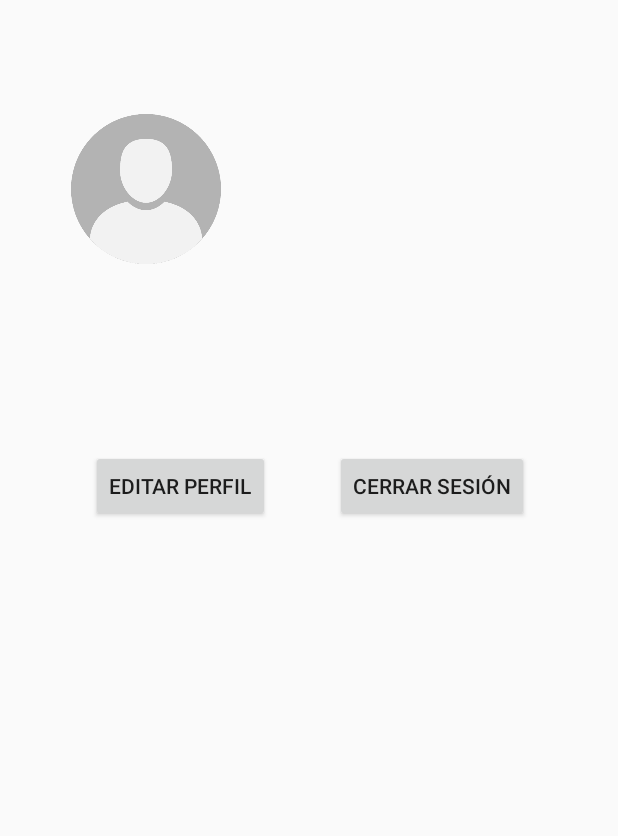
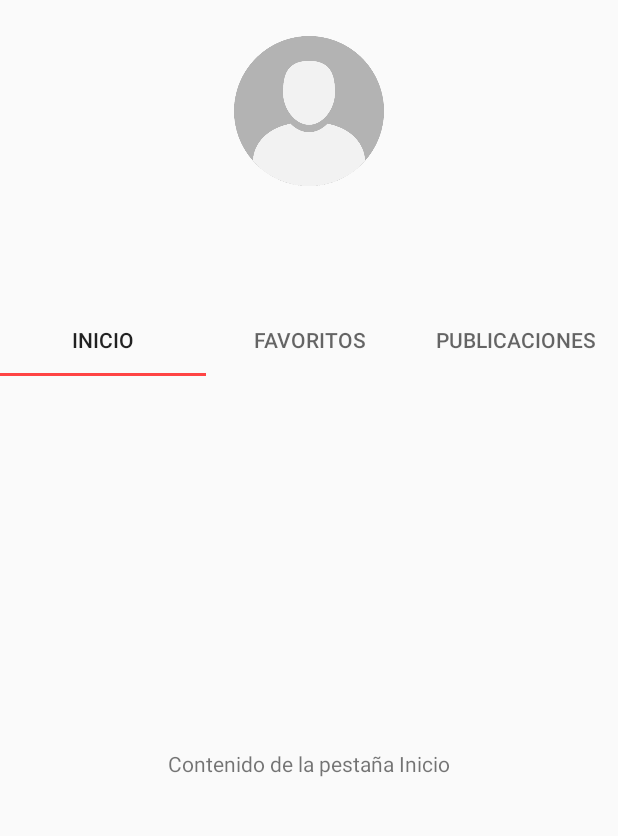
Before and after one commit to Luis-Daniel-Espinoza-Gonzales/Palabras_sabias, an Android app built with Jetpack Compose: the ProfileActivity screen opened directly, with no data from a screen before it, on a phone screen of 412 x 824 dp, the part 84-920 px from its top. Run offline under Robolectric (Android 15) with nearby library versions, the phone set to English and light mode, and no system bars.

Commit message:
subo fase de favoritos incompleta

```diff
--- a/Proyecto_android/app/src/main/java/com/example/palabras_sabias/prototipo/data/repository/UsuariosRepository.kt
+++ b/Proyecto_android/app/src/main/java/com/example/palabras_sabias/prototipo/data/repository/UsuariosRepository.kt
@@ -46,7 +46,7 @@ class UsuariosRepository (private val context: Context)  {
         onError: (String) -> Unit
     ) {
         val queue = Volley.newRequestQueue(context)
-        val url = "http://192.168.1.46/palabras_sabias/Servidor_web/verificar_usuario.php"
+        val url = "http://192.168.0.10/palabras_sabias/Servidor_web/verificar_usuario.php"
 
         val stringRequest = object : StringRequest(
             Method.POST, url,
--- a/Proyecto_android/app/src/main/java/com/example/palabras_sabias/prototipo/ui/screens/ProfileActivity.kt
+++ b/Proyecto_android/app/src/main/java/com/example/palabras_sabias/prototipo/ui/screens/ProfileActivity.kt
@@ -1,34 +1,67 @@
 package com.example.palabras_sabias.prototipo.ui.screens
 
-import android.os.Build
 import android.os.Bundle
-import android.widget.*
-import androidx.activity.ComponentActivity
+import android.widget.TextView
+import androidx.appcompat.app.AppCompatActivity
+import androidx.fragment.app.Fragment
+import androidx.viewpager2.adapter.FragmentStateAdapter
+import androidx.viewpager2.widget.ViewPager2
 import com.example.palabras_sabias.R
-import com.example.palabras_sabias.prototipo.data.model.Usuario
+import com.example.palabras_sabias.prototipo.ui.screens.fragments.FavoritosFragment
+import com.example.palabras_sabias.prototipo.ui.screens.fragments.InicioFragment
+import com.example.palabras_sabias.prototipo.ui.screens.fragments.PublicacionesFragment
+import com.google.android.material.tabs.TabLayout
+import com.google.android.material.tabs.TabLayoutMediator
 
 class ProfileActivity : BaseActivity() {
+
+    private lateinit var tabLayout: TabLayout
+    private lateinit var viewPager: ViewPager2
+
     override fun onCreate(savedInstanceState: Bundle?) {
         super.onCreate(savedInstanceState)
 
         // Infla el layout del perfil y lo añade al FrameLayout de la BaseActivity
         layoutInflater.inflate(R.layout.activity_profile, findViewById(R.id.content_frame), true)
 
+        // --- Encontrar las vistas del layout del perfil ---
         val usernameTextView = findViewById<TextView>(R.id.username_textview)
         val biographyTextView = findViewById<TextView>(R.id.biography_textview)
+        tabLayout = findViewById(R.id.tab_layout)
+        viewPager = findViewById(R.id.view_pager)
 
-        //Recupera el objeto Usuario del Intent
-        val usuario = if (Build.VERSION.SDK_INT >= Build.VERSION_CODES.TIRAMISU) {
-            intent.getParcelableExtra("USER_DATA", Usuario::class.java)
-        } else {
-            @Suppress("DEPRECATION")
-            intent.getParcelableExtra<Usuario>("USER_DATA")
-        }
+        // --- Configuración del ViewPager y TabLayout ---
+        val adapter = ViewPagerAdapter(this)
+        viewPager.adapter = adapter
 
-        //Si el usuario no es nulo, actualizar la UI
-        usuario?.let {
+        // --- Generación de pestañas en el TabLayout ---
+        TabLayoutMediator(tabLayout, viewPager) { tab, position ->
+            tab.text = when (position) {
+                0 -> "Inicio"
+                1 -> "Favoritos"
+                2 -> "Publicaciones"
+                else -> null
+            }
+        }.attach()
+
+        // --- Usar los datos del usuario recuperados por BaseActivity ---
+        currentUser?.let {
             usernameTextView.text = it.username
             biographyTextView.text = it.biography
         }
     }
+
+    // --- Adaptador para el ViewPager ---
+    private class ViewPagerAdapter(activity: AppCompatActivity) : FragmentStateAdapter(activity) {
+        override fun getItemCount(): Int = 3
+
+        override fun createFragment(position: Int): Fragment {
+            return when (position) {
+                0 -> InicioFragment()
+                1 -> FavoritosFragment()
+                2 -> PublicacionesFragment()
+                else -> throw IllegalArgumentException("Invalid position: $position")
+            }
+        }
+    }
 }
--- /dev/null
+++ b/Proyecto_android/app/src/main/java/com/example/palabras_sabias/prototipo/ui/screens/fragments/InicioFragment.kt
@@ -0,0 +1,20 @@
+package com.example.palabras_sabias.prototipo.ui.screens.fragments
+
+import android.os.Bundle
+import android.view.LayoutInflater
+import android.view.View
+import android.view.ViewGroup
+import androidx.fragment.app.Fragment
+import com.example.palabras_sabias.R
+
+class InicioFragment : Fragment() {
+
+    override fun onCreateView(
+        inflater: LayoutInflater,
+        container: ViewGroup?,
+        savedInstanceState: Bundle?
+    ): View? {
+        // Infla el layout para este fragmento
+        return inflater.inflate(R.layout.fragment_inicio, container, false)
+    }
+}
--- a/Proyecto_android/app/src/main/res/layout/activity_profile.xml
+++ b/Proyecto_android/app/src/main/res/layout/activity_profile.xml
@@ -6,32 +6,28 @@
     android:layout_height="match_parent"
     tools:context=".prototipo.ui.screens.ProfileActivity">
 
+    <!-- CABECERA DEL PERFIL -->
     <ImageView
         android:id="@+id/profile_imageview"
         android:layout_width="100dp"
         android:layout_height="100dp"
-        android:layout_marginTop="76dp"
+        android:layout_marginTop="24dp"
         android:importantForAccessibility="no"
         app:layout_constraintEnd_toEndOf="parent"
-        app:layout_constraintHorizontal_bias="0.151"
         app:layout_constraintStart_toStartOf="parent"
         app:layout_constraintTop_toTopOf="parent"
-        app:srcCompat="@drawable/tl"
-        tools:ignore="MissingConstraints" />
+        app:srcCompat="@drawable/tl" />
 
     <TextView
         android:id="@+id/username_textview"
         android:layout_width="wrap_content"
         android:layout_height="wrap_content"
-        android:layout_marginTop="76dp"
-        android:layout_marginEnd="124dp"
-        android:textSize="24sp"
+        android:layout_marginTop="8dp"
+        android:textSize="20sp"
         android:textStyle="bold"
-        app:layout_constraintEnd_toEndOf="parent"
-        app:layout_constraintHorizontal_bias="0.757"
-        app:layout_constraintStart_toEndOf="@+id/profile_imageview"
-        app:layout_constraintTop_toTopOf="parent"
-        tools:ignore="MissingConstraints"
+        app:layout_constraintEnd_toEndOf="@+id/profile_imageview"
+        app:layout_constraintStart_toStartOf="@+id/profile_imageview"
+        app:layout_constraintTop_toBottomOf="@+id/profile_imageview"
         tools:text="username" />
 
     <TextView
@@ -39,37 +35,32 @@
         android:layout_width="0dp"
         android:layout_height="wrap_content"
         android:layout_marginStart="32dp"
+        android:layout_marginTop="8dp"
         android:layout_marginEnd="32dp"
-        android:layout_marginBottom="500dp"
         android:textAlignment="center"
+        app:layout_constraintEnd_toEndOf="parent"
+        app:layout_constraintStart_toStartOf="parent"
+        app:layout_constraintTop_toBottomOf="@+id/username_textview"
+        tools:text="Esta es la biografía del usuario." />
+
+    <!-- TABS -->
+    <com.google.android.material.tabs.TabLayout
+        android:id="@+id/tab_layout"
+        android:layout_width="match_parent"
+        android:layout_height="wrap_content"
+        android:layout_marginTop="16dp"
+        app:layout_constraintEnd_toEndOf="parent"
+        app:layout_constraintStart_toStartOf="parent"
+        app:layout_constraintTop_toBottomOf="@+id/biography_textview" />
+
+    <!-- CONTENEDOR DE PÁGINAS DESLIZABLES -->
+    <androidx.viewpager2.widget.ViewPager2
+        android:id="@+id/view_pager"
+        android:layout_width="match_parent"
+        android:layout_height="0dp"
         app:layout_constraintBottom_toBottomOf="parent"
         app:layout_constraintEnd_toEndOf="parent"
-        app:layout_constraintHorizontal_bias="0.0"
         app:layout_constraintStart_toStartOf="parent"
-        app:layout_constraintTop_toBottomOf="@+id/username_textview"
-        app:layout_constraintVertical_bias="1.0"
-        tools:text="Esta es la biografía del usuario. Puede ser un texto un poco largo que describa a la persona.\n" />
-
-    <Button
-        android:id="@+id/edit_profile_button"
-        android:layout_width="wrap_content"
-        android:layout_height="wrap_content"
-        android:layout_marginBottom="420dp"
-        android:text="Editar Perfil"
-        app:layout_constraintBottom_toBottomOf="parent"
-        app:layout_constraintEnd_toEndOf="parent"
-        app:layout_constraintHorizontal_bias="0.208"
-        app:layout_constraintStart_toStartOf="parent" />
-
-    <Button
-        android:id="@+id/logout_button"
-        android:layout_width="wrap_content"
-        android:layout_height="wrap_content"
-        android:layout_marginBottom="420dp"
-        android:text="Cerrar Sesión"
-        app:layout_constraintBottom_toBottomOf="parent"
-        app:layout_constraintEnd_toEndOf="parent"
-        app:layout_constraintHorizontal_bias="0.791"
-        app:layout_constraintStart_toStartOf="parent" />
+        app:layout_constraintTop_toBottomOf="@+id/tab_layout" />
 
 </androidx.constraintlayout.widget.ConstraintLayout>
--- /dev/null
+++ b/Proyecto_android/app/src/main/res/layout/fragment_inicio.xml
@@ -0,0 +1,13 @@
+<?xml version="1.0" encoding="utf-8"?>
+<FrameLayout xmlns:android="http://schemas.android.com/apk/res/android"
+    android:layout_width="match_parent"
+    android:layout_height="match_parent"
+    android:gravity="center">
+
+    <TextView
+        android:layout_width="wrap_content"
+        android:layout_height="wrap_content"
+        android:layout_gravity="center"
+        android:text="Contenido de la pestaña Inicio" />
+
+</FrameLayout>
```
Also changed, not shown: Proyecto_android/app/src/main/java/com/example/palabras_sabias/prototipo/ui/screens/fragments/FavoritosFragment.kt (added, +20 -0 lines), Proyecto_android/app/src/main/java/com/example/palabras_sabias/prototipo/ui/screens/fragments/PublicacionesFragment.kt (added, +20 -0 lines), Proyecto_android/app/src/main/res/layout/fragment_favoritos.xml (added, +13 -0 lines), Proyecto_android/app/src/main/res/layout/fragment_publicaciones.xml (added, +13 -0 lines), 2 other files.
